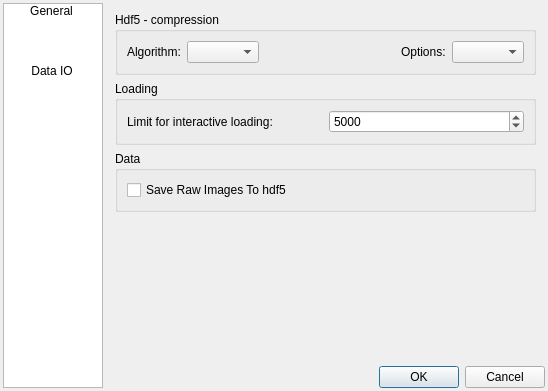
manerotoni/afw, file cat/gui/prefdialog.ui: the form before one commit.
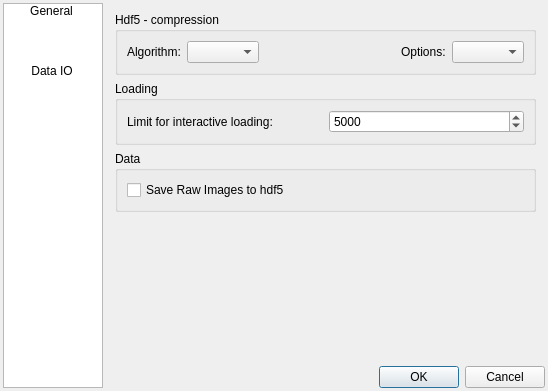
The form after the commit. Icons and pictures are not drawn.

Patch:
```diff
--- a/cat/gui/prefdialog.ui
+++ b/cat/gui/prefdialog.ui
@@ -290,7 +290,7 @@
             <item>
              <widget class="QCheckBox" name="saveRawImages">
               <property name="text">
-               <string>Save Raw Images To hdf5</string>
+               <string>Save Raw Images to hdf5</string>
               </property>
              </widget>
             </item>
```
